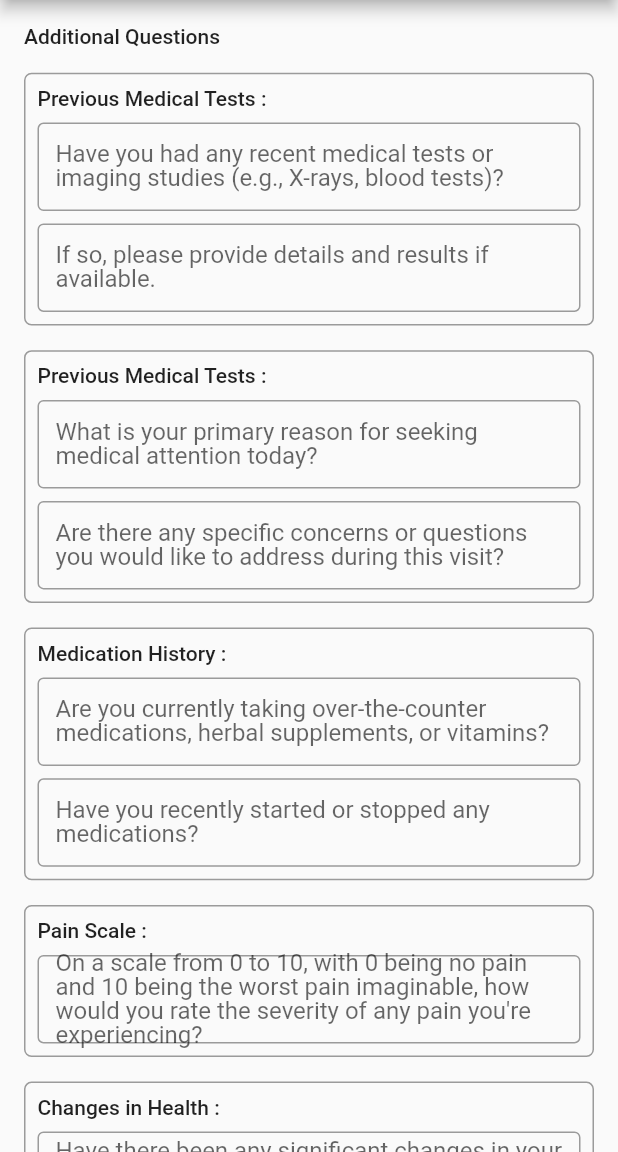
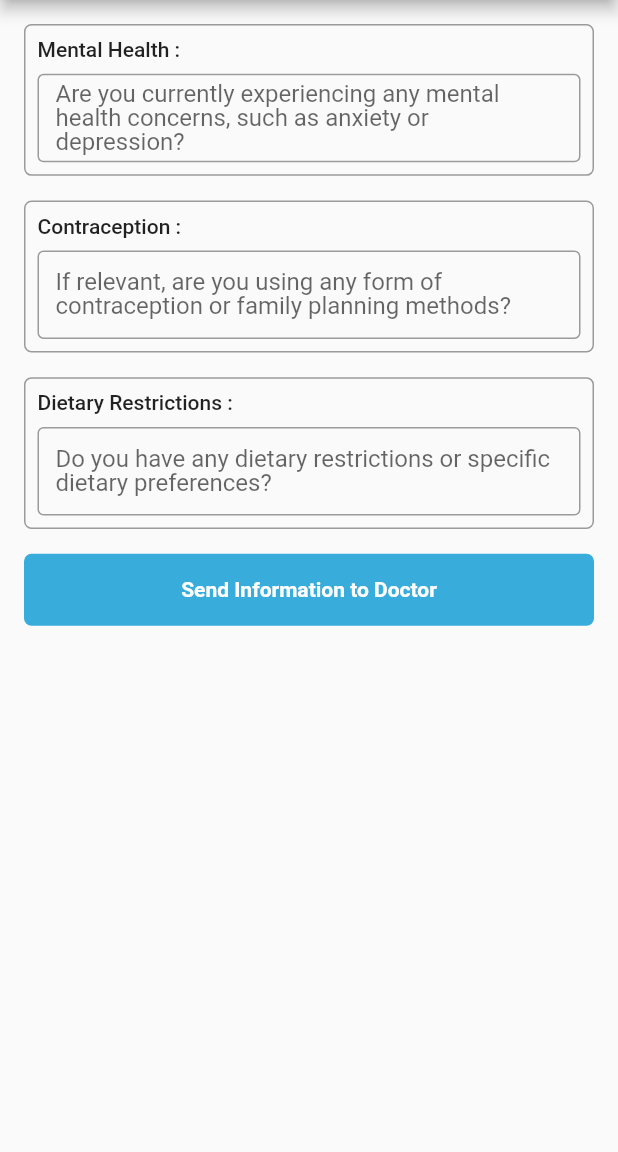
Before and after one commit to Emon526/vaion, a Flutter app: the screen it shows after launch, on a phone screen of 412 x 824 dp, the part 84-1236 px from its top. Run offline on Flutter 3.47's test engine with Material 2 defaults, Android fonts, the phone set to English and light mode, and no system bars; our stand-ins replace flutter_native_splash, form_field_validator, syncfusion_flutter_datepicker.

Commit message:
questions added

```diff
--- a/lib/providers/infoprovider.dart
+++ b/lib/providers/infoprovider.dart
@@ -303,4 +303,24 @@ class InfoProvider extends ChangeNotifier {
     _mentalhealthQ1 = value;
     notifyListeners();
   }
+
+  final _contraceptionFormKey = GlobalKey<FormState>();
+  get contraceptionFormKey => _contraceptionFormKey;
+
+  String _contraceptionQ1 = '';
+  get contraceptionQ1 => _contraceptionQ1;
+  set contraceptionQ1(value) {
+    _contraceptionQ1 = value;
+    notifyListeners();
+  }
+
+  final _dietaryrestrictionsFormKey = GlobalKey<FormState>();
+  get dietaryrestrictionsFormKey => _dietaryrestrictionsFormKey;
+
+  String _dietaryrestrictionsQ1 = '';
+  get dietaryrestrictionsQ1 => _dietaryrestrictionsQ1;
+  set dietaryrestrictionsQ1(value) {
+    _dietaryrestrictionsQ1 = value;
+    notifyListeners();
+  }
 }
--- a/lib/screens/homescreen.dart
+++ b/lib/screens/homescreen.dart
@@ -7,8 +7,11 @@ import '../providers/infoprovider.dart';
 import '../utils/utils.dart';
 import '../widgets/allergieswidget.dart';
 import '../widgets/chnagesinhealthwidget.dart';
+import '../widgets/contraceptionwidget.dart';
 import '../widgets/currentsymptomswidget.dart';
+import '../widgets/customsnackbar.dart';
 import '../widgets/cutombutton.dart';
+import '../widgets/dietaryrestrictionswidget.dart';
 import '../widgets/familymedicalhistorywidget.dart';
 import '../widgets/genderidentitywidget.dart';
 import '../widgets/immunizationstatuswidget.dart';
@@ -78,28 +81,32 @@ class HomeScreen extends StatelessWidget {
                   // SizedBox(height: size.height * 0.02),
                   // const GenderIdentityWidget(),
                   // SizedBox(height: size.height * 0.02),
-                  const Text(
-                    'Additional Questions',
-                    style: TextStyle(
-                      fontWeight: FontWeight.w500,
-                    ),
-                  ),
+                  // const Text(
+                  //   'Additional Questions',
+                  //   style: TextStyle(
+                  //     fontWeight: FontWeight.w500,
+                  //   ),
+                  // ),
+                  // SizedBox(height: size.height * 0.02),
+                  // const PreviousMedicalTestWidget(),
+                  // SizedBox(height: size.height * 0.02),
+                  // const PrimaryConcernWidget(),
+                  // SizedBox(height: size.height * 0.02),
+                  // const MedicationHistoryWidget(),
+                  // SizedBox(height: size.height * 0.02),
+                  // const PainScaleWidget(),
+                  // SizedBox(height: size.height * 0.02),
+                  // const ChangesInHealthWidget(),
+                  // SizedBox(height: size.height * 0.02),
+                  // const MenstrualHistoryWidget(),
+                  // SizedBox(height: size.height * 0.02),
+                  // const RecentInjuriesWidget(),
+                  // SizedBox(height: size.height * 0.02),
+                  const MentalHealthWidget(),
                   SizedBox(height: size.height * 0.02),
-                  const PreviousMedicalTestWidget(),
+                  const ContraceptionWidget(),
                   SizedBox(height: size.height * 0.02),
-                  const PrimaryConcernWidget(),
-                  SizedBox(height: size.height * 0.02),
-                  const MedicationHistoryWidget(),
-                  SizedBox(height: size.height * 0.02),
-                  const PainScaleWidget(),
-                  SizedBox(height: size.height * 0.02),
-                  const ChangesInHealthWidget(),
-                  SizedBox(height: size.height * 0.02),
-                  const MenstrualHistoryWidget(),
-                  SizedBox(height: size.height * 0.02),
-                  const RecentInjuriesWidget(),
-                  SizedBox(height: size.height * 0.02),
-                  const MentalHealthWidget(),
+                  const DietaryRestrictionsWidget(),
                   SizedBox(height: size.height * 0.02),
                   CustomButton(
                       // ontap: () {
@@ -123,6 +130,18 @@ class HomeScreen extends StatelessWidget {
                       //       value.isnsuranceInformationFormKey.currentState!
                       //           .validate() &&
                       //       value.genderIdentityFormKey.currentState!
+                      //           .validate()&&value.previousmedicaltestFormKey.currentState!
+                      //           .validate() &&
+                      //       value.primaryconcernFormKey.currentState!
+                      //           .validate() &&
+                      //       value.medicationhistoryFormKey.currentState!
+                      //           .validate() &&
+                      //       value.painscaleFormKey.currentState!.validate() &&
+                      //       value.changesinhealthFormKey.currentState!
+                      //           .validate() &&
+                      //       value.menstrualhistoryFormKey.currentState!
+                      //           .validate() &&
+                      //       value.recentinjuriesFormKey.currentState!
                       //           .validate()) {
                       //     Utils(context).showCustomDialog(
                       //       child: const SendDoctorWidget(),
@@ -135,20 +154,11 @@ class HomeScreen extends StatelessWidget {
                       //   }
                       // },
                       ontap: () {
-                        if (value.previousmedicaltestFormKey.currentState!
+                        if (value.mentalhealthFormKey.currentState!
                                 .validate() &&
-                            value.primaryconcernFormKey.currentState!
+                            value.contraceptionFormKey.currentState!
                                 .validate() &&
-                            value.medicationhistoryFormKey.currentState!
-                                .validate() &&
-                            value.painscaleFormKey.currentState!.validate() &&
-                            value.changesinhealthFormKey.currentState!
-                                .validate() &&
-                            value.menstrualhistoryFormKey.currentState!
-                                .validate() &&
-                            value.recentinjuriesFormKey.currentState!
-                                .validate() &&
-                            value.mentalhealthFormKey.currentState!
+                            value.dietaryrestrictionsFormKey.currentState!
                                 .validate()) {
                           Utils(context).showCustomDialog(
                             child: const SendDoctorWidget(),
--- /dev/null
+++ b/lib/widgets/contraceptionwidget.dart
@@ -0,0 +1,38 @@
+import 'package:flutter/material.dart';
+import 'package:form_field_validator/form_field_validator.dart';
+import 'package:provider/provider.dart';
+
+import '../providers/infoprovider.dart';
+import 'custominputwidget.dart';
+import 'infocardwidget.dart';
+
+class ContraceptionWidget extends StatelessWidget {
+  const ContraceptionWidget({super.key});
+
+  @override
+  Widget build(BuildContext context) {
+    final question1 = TextEditingController();
+
+    return Consumer<InfoProvider>(
+      builder: (BuildContext context, InfoProvider value, Widget? child) =>
+          Form(
+        key: value.contraceptionFormKey,
+        child: InfoCardWidget(
+          cardname: 'Contraception :',
+          child: InputWidget(
+            textEditingController: question1,
+            labelText:
+                'If relevant, are you using any form of contraception or family planning methods?',
+            validator: RequiredValidator(
+              errorText: 'Answer Required',
+            ),
+            textInputType: TextInputType.text,
+            onChanged: (q1) {
+              value.contraceptionQ1 = q1;
+            },
+          ),
+        ),
+      ),
+    );
+  }
+}
--- /dev/null
+++ b/lib/widgets/dietaryrestrictionswidget.dart
@@ -0,0 +1,38 @@
+import 'package:flutter/material.dart';
+import 'package:form_field_validator/form_field_validator.dart';
+import 'package:provider/provider.dart';
+
+import '../providers/infoprovider.dart';
+import 'custominputwidget.dart';
+import 'infocardwidget.dart';
+
+class DietaryRestrictionsWidget extends StatelessWidget {
+  const DietaryRestrictionsWidget({super.key});
+
+  @override
+  Widget build(BuildContext context) {
+    final question1 = TextEditingController();
+
+    return Consumer<InfoProvider>(
+      builder: (BuildContext context, InfoProvider value, Widget? child) =>
+          Form(
+        key: value.dietaryrestrictionsFormKey,
+        child: InfoCardWidget(
+          cardname: 'Dietary Restrictions :',
+          child: InputWidget(
+            textEditingController: question1,
+            labelText:
+                'Do you have any dietary restrictions or specific dietary preferences?',
+            validator: RequiredValidator(
+              errorText: 'Answer Required',
+            ),
+            textInputType: TextInputType.text,
+            onChanged: (q1) {
+              value.dietaryrestrictionsQ1 = q1;
+            },
+          ),
+        ),
+      ),
+    );
+  }
+}
--- a/lib/widgets/senddoctorwidget.dart
+++ b/lib/widgets/senddoctorwidget.dart
@@ -87,6 +87,12 @@ Have you experienced any recent injuries, accidents, or trauma? ${value.recentin
 
 Mental Health:
 Are you currently experiencing any mental health concerns, such as anxiety or depression? ${value.mentalhealthQ1}
+
+Contraception:
+If relevant, are you using any form of contraception or family planning methods? ${value.contraceptionQ1}
+
+Dietary Restrictions:
+Do you have any dietary restrictions or specific dietary preferences? ${value.dietaryrestrictionsQ1}
 ''';
     }
 
```
